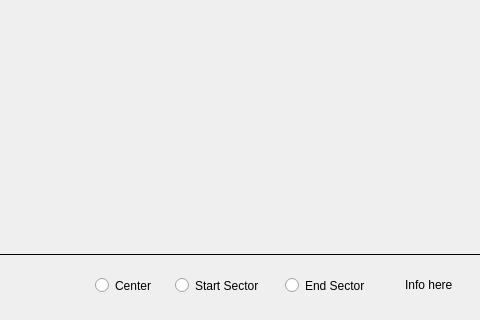
Qt form mainwindow.ui (twesterm/ged-interface) before a commit; both pictures show x 205 to 685 and y 394 to 714 of the 1208 by 714 pixel window.
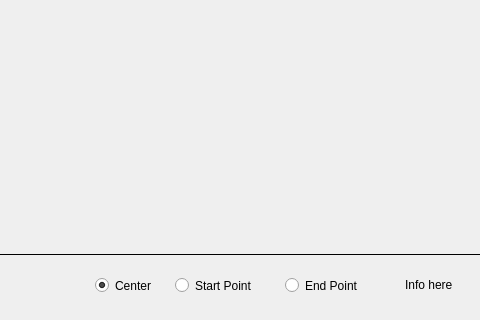
The same form after that commit.

```diff
--- a/mainwindow.ui
+++ b/mainwindow.ui
@@ -697,7 +697,7 @@
      </rect>
     </property>
     <property name="text">
-     <string>Start Sector</string>
+     <string>Start Point</string>
     </property>
     <attribute name="buttonGroup">
      <string>buttonGroup</string>
@@ -713,7 +713,7 @@
      </rect>
     </property>
     <property name="text">
-     <string>End Sector</string>
+     <string>End Point</string>
     </property>
     <attribute name="buttonGroup">
      <string>buttonGroup</string>
@@ -731,6 +731,9 @@
     <property name="text">
      <string>Center</string>
     </property>
+    <property name="checked">
+     <bool>true</bool>
+    </property>
     <attribute name="buttonGroup">
      <string>buttonGroup</string>
     </attribute>
```
